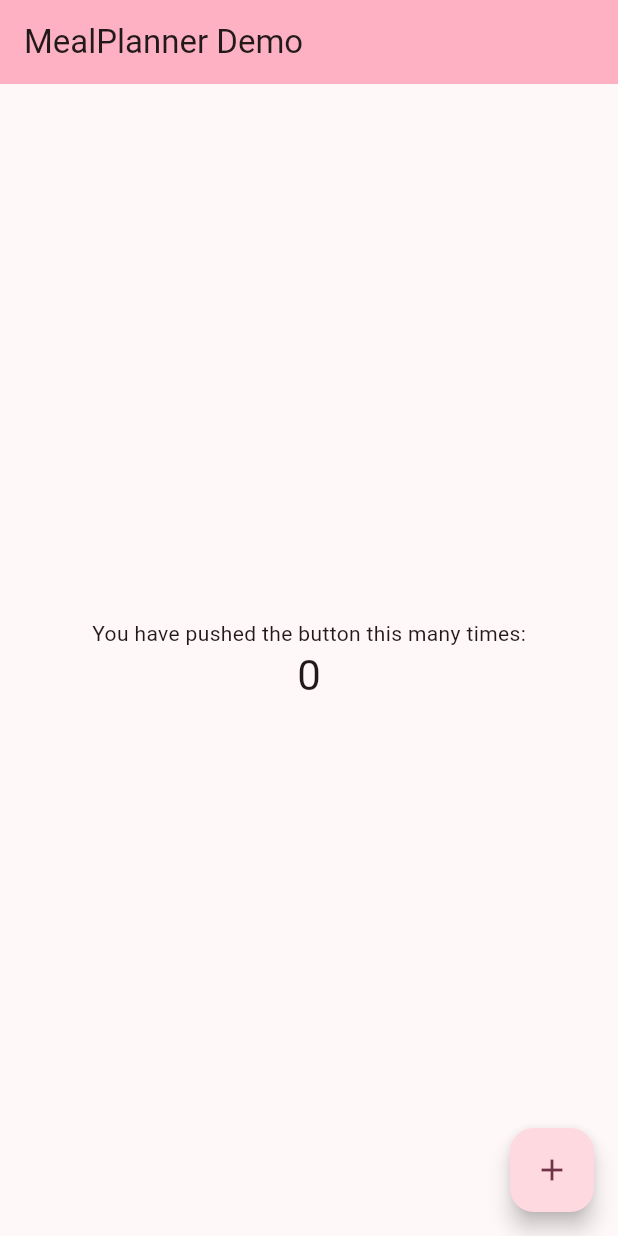
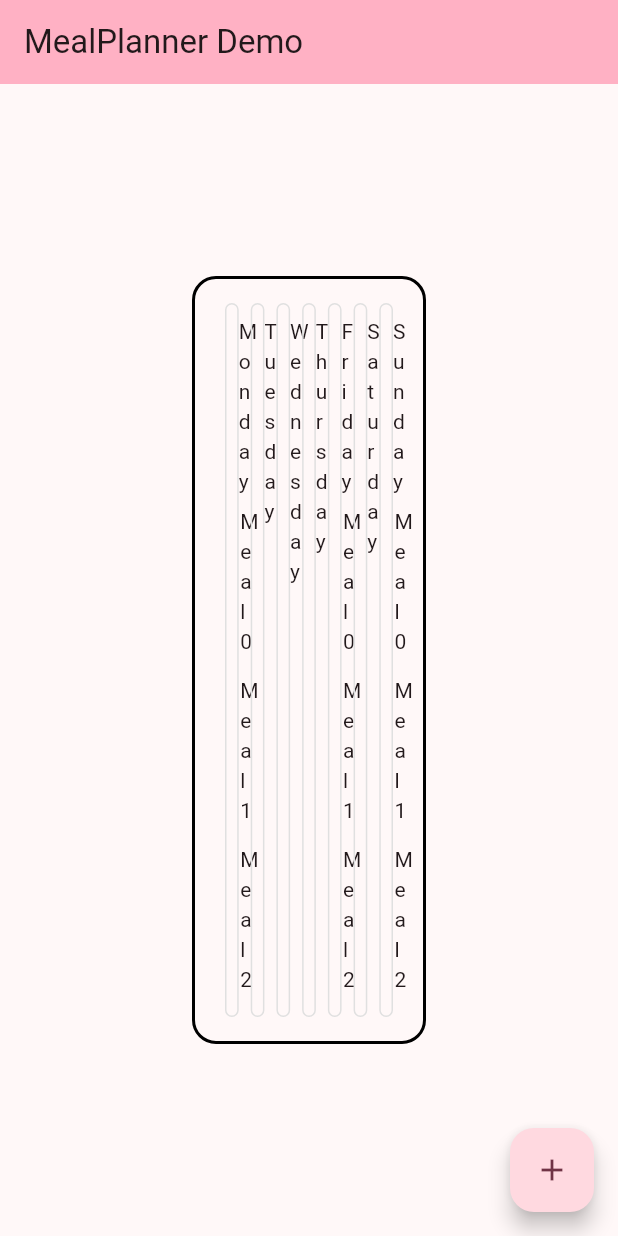
Before and after one commit to ABGates/meal_planner, a Flutter app: the screen it shows after launch, on a phone screen of 412 x 824 dp. Run offline on Flutter 3.47's test engine with Material 2 defaults, Android fonts, the phone set to English and light mode, and no system bars.

Commit message:
basic mealplanner widget layout - need func and cleanup

```diff
--- a/lib/main.dart
+++ b/lib/main.dart
@@ -89,7 +89,55 @@ class _MyHomePageState extends State<MyHomePage> {
       body: Center(
         // Center is a layout widget. It takes a single child and positions it
         // in the middle of the parent.
-        child: Column(
+        child:
+       Container(
+        // Outermost container with rounded edges and a black border
+        decoration: BoxDecoration(
+          borderRadius: BorderRadius.circular(16.0),
+          border: Border.all(color: Colors.black, width: 2.0), // Thicker outermost border
+        ),
+        margin: EdgeInsets.all(128.0), // More white space around the outermost container
+        padding: EdgeInsets.all(16.0), // Padding for inner content
+        child: Row(
+          mainAxisAlignment: MainAxisAlignment.spaceAround,
+          children: [
+            // Widgets for days of the week
+            for (String day in ['Monday', 'Tuesday', 'Wednesday', 'Thursday', 'Friday', 'Saturday', 'Sunday'])
+              Expanded(
+                child: Container(
+                  // Container for each day with rounded edges and light gray border
+                  decoration: BoxDecoration(
+                    borderRadius: BorderRadius.circular(8.0),
+                    border: Border.all(color: Colors.grey[300]!),
+                  ),
+                  padding: EdgeInsets.all(8.0), // Padding for inner content
+                  margin: EdgeInsets.symmetric(horizontal: 4.0),
+                  child: Column(
+                    children: [
+                      Text(day),
+                      // Inner widgets representing meals
+                      for (int j = 0; j < 3; j++)
+                        Expanded(
+                          child: Container(
+                            // Container for each meal with rounded edges and a black border
+                            decoration: BoxDecoration(
+                              borderRadius: BorderRadius.circular(8.0),
+                              border: Border.all(color: Colors.black),
+                            ),
+                            margin: EdgeInsets.symmetric(vertical: 4.0), // Margin between meals
+                            alignment: Alignment.center,
+                            child: Text('Meal $j'), // Placeholder text for meals
+                          ),
+                        ),
+                    ],
+                  ),
+                ),
+              ),
+          ],
+        ),
+       ),
+
+        /*Column(
           // Column is also a layout widget. It takes a list of children and
           // arranges them vertically. By default, it sizes itself to fit its
           // children horizontally, and tries to be as tall as its parent.
@@ -113,7 +161,7 @@ class _MyHomePageState extends State<MyHomePage> {
               style: Theme.of(context).textTheme.headlineMedium,
             ),
           ],
-        ),
+        ),*/
       ),
       floatingActionButton: FloatingActionButton(
         onPressed: _incrementCounter,
```
